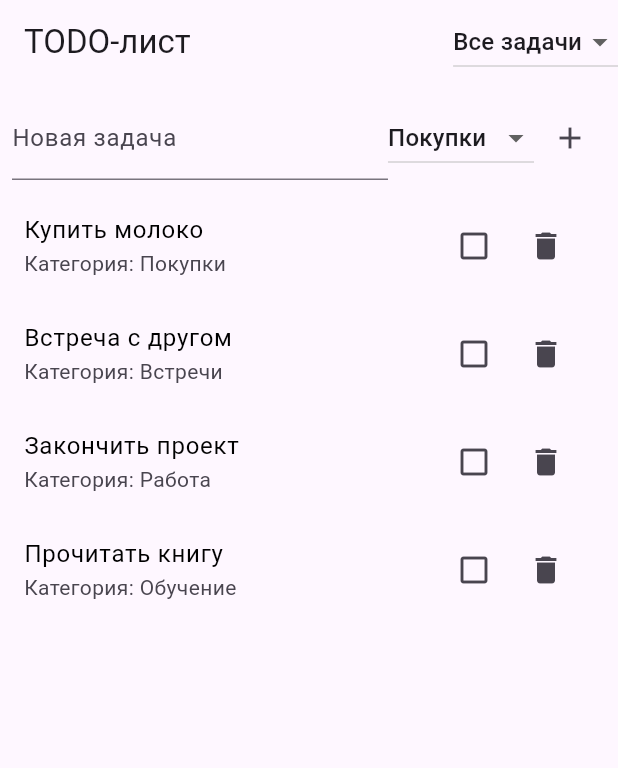
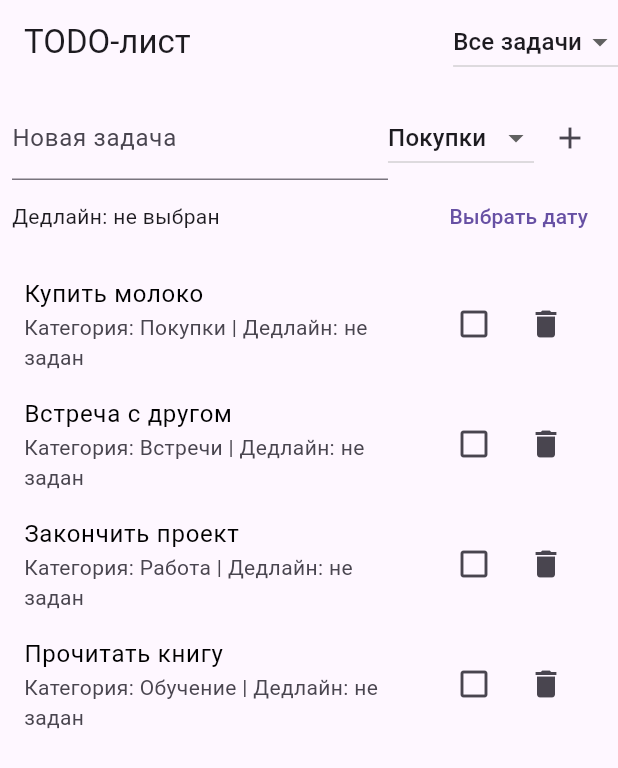
Before and after one commit to dokkaebi047/hw30, a Flutter app: the screen it shows after launch, after a tap on the "add" icon, on a phone screen of 412 x 824 dp. Shown: the top 768 px of the screen. Run offline on Flutter 3.47's test engine with Material 3 defaults, Android fonts, the light colour scheme and no system bars.

Commit message:
Добавил возможность выбора дедлайна при создании задачи и его отображение в списке. Если дедлайн не задан, он отображается как "не выбран".

```diff
--- a/lib/main.dart
+++ b/lib/main.dart
@@ -2,17 +2,8 @@ import 'package:flutter/material.dart';
 import 'screens/home_screens.dart';
 
 void main() {
-  runApp(const TodoApp());
+  runApp(MaterialApp(
+    theme: ThemeData(primarySwatch: Colors.blue),
+    home: HomeScreen(),
+  ));
 }
-
-class TodoApp extends StatelessWidget {
-  const TodoApp({super.key});
-
-  @override
-  Widget build(BuildContext context) {
-    return MaterialApp(
-      theme: ThemeData(primarySwatch: Colors.blue),
-      home: const HomeScreen(),
-    );
-  }
-}
--- a/lib/models/task.dart
+++ b/lib/models/task.dart
@@ -2,6 +2,20 @@ class Task {
   String title;
   bool isCompleted;
   String category;
+  DateTime? deadline;
 
-  Task({required this.title, this.isCompleted = false, required this.category});
+  Task({
+    required this.title,
+    this.isCompleted = false,
+    required this.category,
+    this.deadline,
+  });
+
+  String get formattedDeadline {
+    if (deadline == null) return 'не задан';
+
+    return '${deadline!.day.toString().padLeft(2, '0')}.'
+        '${deadline!.month.toString().padLeft(2, '0')}.'
+        '${deadline!.year}';
+  }
 }
--- a/lib/screens/home_screens.dart
+++ b/lib/screens/home_screens.dart
@@ -1,23 +1,21 @@
 import 'package:flutter/material.dart';
 import '../models/task.dart';
-import '../widgets/task_item.dart';
+import '../widgets/task_form.dart';
+import '../widgets/task_list.dart';
 
 class HomeScreen extends StatefulWidget {
-  const HomeScreen({super.key});
-
   @override
   _HomeScreenState createState() => _HomeScreenState();
 }
 
 class _HomeScreenState extends State<HomeScreen> {
-  final List<Task> tasks = [
+  List<Task> tasks = [
     Task(title: 'Купить молоко', category: 'Покупки'),
     Task(title: 'Встреча с другом', category: 'Встречи'),
     Task(title: 'Закончить проект', category: 'Работа'),
     Task(title: 'Прочитать книгу', category: 'Обучение'),
   ];
 
-  final TextEditingController taskController = TextEditingController();
   String selectedCategory = 'Все задачи';
   final List<String> categories = [
     'Все задачи',
@@ -26,15 +24,11 @@ class _HomeScreenState extends State<HomeScreen> {
     'Работа',
     'Обучение'
   ];
-  String newTaskCategory = 'Покупки';
 
-  void _addTask() {
-    if (taskController.text.isNotEmpty) {
-      setState(() {
-        tasks.add(Task(title: taskController.text, category: newTaskCategory));
-        taskController.clear();
-      });
-    }
+  void _addTask(Task task) {
+    setState(() {
+      tasks.add(task);
+    });
   }
 
   void _toggleTaskCompletion(int index) {
@@ -77,50 +71,12 @@ class _HomeScreenState extends State<HomeScreen> {
       ),
       body: Column(
         children: [
-          Padding(
-            padding: const EdgeInsets.all(8.0),
-            child: Row(
-              children: [
-                Expanded(
-                  child: TextField(
-                    controller: taskController,
-                    decoration:
-                        const InputDecoration(labelText: 'Новая задача'),
-                  ),
-                ),
-                DropdownButton<String>(
-                  value: newTaskCategory,
-                  onChanged: (String? newValue) {
-                    setState(() {
-                      newTaskCategory = newValue!;
-                    });
-                  },
-                  items: categories
-                      .sublist(1)
-                      .map<DropdownMenuItem<String>>((String category) {
-                    return DropdownMenuItem<String>(
-                      value: category,
-                      child: Text(category),
-                    );
-                  }).toList(),
-                ),
-                IconButton(
-                  icon: const Icon(Icons.add),
-                  onPressed: _addTask,
-                ),
-              ],
-            ),
-          ),
+          TaskForm(onAddTask: _addTask, categories: categories),
           Expanded(
-            child: ListView.builder(
-              itemCount: filteredTasks.length,
-              itemBuilder: (context, index) {
-                return TaskItem(
-                  task: filteredTasks[index],
-                  onToggle: () => _toggleTaskCompletion(index),
-                  onDelete: () => _deleteTask(index),
-                );
-              },
+            child: TaskList(
+              tasks: filteredTasks,
+              onToggleComplete: _toggleTaskCompletion,
+              onDeleteTask: _deleteTask,
             ),
           ),
         ],
--- /dev/null
+++ b/lib/widgets/task_form.dart
@@ -0,0 +1,98 @@
+import 'package:flutter/material.dart';
+import '../models/task.dart';
+
+class TaskForm extends StatefulWidget {
+  final Function(Task) onAddTask;
+  final List<String> categories;
+
+  const TaskForm({required this.onAddTask, required this.categories});
+
+  @override
+  _TaskFormState createState() => _TaskFormState();
+}
+
+class _TaskFormState extends State<TaskForm> {
+  final TextEditingController _taskController = TextEditingController();
+  String _selectedCategory = 'Покупки';
+  DateTime? _selectedDeadline;
+
+  Future<void> _selectDeadline(BuildContext context) async {
+    final DateTime? picked = await showDatePicker(
+      context: context,
+      initialDate: DateTime.now(),
+      firstDate: DateTime.now(),
+      lastDate: DateTime(2100),
+    );
+    if (picked != null) {
+      setState(() {
+        _selectedDeadline = picked;
+      });
+    }
+  }
+
+  void _submitTask() {
+    if (_taskController.text.isNotEmpty) {
+      widget.onAddTask(Task(
+        title: _taskController.text,
+        category: _selectedCategory,
+        deadline: _selectedDeadline,
+      ));
+      _taskController.clear();
+      setState(() {
+        _selectedDeadline = null;
+      });
+    }
+  }
+
+  @override
+  Widget build(BuildContext context) {
+    return Padding(
+      padding: const EdgeInsets.all(8.0),
+      child: Column(
+        children: [
+          Row(
+            children: [
+              Expanded(
+                child: TextField(
+                  controller: _taskController,
+                  decoration: const InputDecoration(labelText: 'Новая задача'),
+                ),
+              ),
+              DropdownButton<String>(
+                value: _selectedCategory,
+                onChanged: (String? newValue) {
+                  setState(() {
+                    _selectedCategory = newValue!;
+                  });
+                },
+                items: widget.categories
+                    .sublist(1)
+                    .map<DropdownMenuItem<String>>((String category) {
+                  return DropdownMenuItem<String>(
+                    value: category,
+                    child: Text(category),
+                  );
+                }).toList(),
+              ),
+              IconButton(icon: const Icon(Icons.add), onPressed: _submitTask),
+            ],
+          ),
+          Row(
+            mainAxisAlignment: MainAxisAlignment.spaceBetween,
+            children: [
+              Text(
+                _selectedDeadline == null
+                    ? 'Дедлайн: не выбран'
+                    : 'Дедлайн: ${_selectedDeadline!.day}.${_selectedDeadline!.month}.${_selectedDeadline!.year}',
+              ),
+              TextButton(
+                onPressed: () => _selectDeadline(context),
+                child: const Text('Выбрать дату'),
+              ),
+            ],
+          ),
+        ],
+      ),
+    );
+  }
+}
--- a/lib/widgets/task_item.dart
+++ b/lib/widgets/task_item.dart
@@ -3,15 +3,13 @@ import '../models/task.dart';
 
 class TaskItem extends StatelessWidget {
   final Task task;
-  final VoidCallback onToggle;
-  final VoidCallback onDelete;
+  final VoidCallback onToggleComplete;
+  final VoidCallback onDeleteTask;
 
-  const TaskItem({
-    super.key,
-    required this.task,
-    required this.onToggle,
-    required this.onDelete,
-  });
+  const TaskItem(
+      {required this.task,
+      required this.onToggleComplete,
+      required this.onDeleteTask});
 
   @override
   Widget build(BuildContext context) {
@@ -25,7 +23,8 @@ class TaskItem extends StatelessWidget {
           color: task.isCompleted ? Colors.grey : Colors.black,
         ),
       ),
-      subtitle: Text('Категория: ${task.category}'),
+      subtitle: Text(
+          'Категория: ${task.category} | Дедлайн: ${task.formattedDeadline}'),
       trailing: Row(
         mainAxisSize: MainAxisSize.min,
         children: [
@@ -33,11 +32,11 @@ class TaskItem extends StatelessWidget {
             icon: Icon(task.isCompleted
                 ? Icons.check_box
                 : Icons.check_box_outline_blank),
-            onPressed: onToggle,
+            onPressed: onToggleComplete,
           ),
           IconButton(
             icon: const Icon(Icons.delete),
-            onPressed: onDelete,
+            onPressed: onDeleteTask,
           ),
         ],
       ),
--- /dev/null
+++ b/lib/widgets/task_list.dart
@@ -0,0 +1,28 @@
+import 'package:flutter/material.dart';
+import '../models/task.dart';
+import 'task_item.dart';
+
+class TaskList extends StatelessWidget {
+  final List<Task> tasks;
+  final Function(int) onToggleComplete;
+  final Function(int) onDeleteTask;
+
+  const TaskList(
+      {required this.tasks,
+      required this.onToggleComplete,
+      required this.onDeleteTask});
+
+  @override
+  Widget build(BuildContext context) {
+    return ListView.builder(
+      itemCount: tasks.length,
+      itemBuilder: (context, index) {
+        return TaskItem(
+          task: tasks[index],
+          onToggleComplete: () => onToggleComplete(index),
+          onDeleteTask: () => onDeleteTask(index),
+        );
+      },
+    );
+  }
+}
--- a/pubspec.yaml
+++ b/pubspec.yaml
@@ -30,6 +30,7 @@ environment:
 dependencies:
   flutter:
     sdk: flutter
+
 
 
   # The following adds the Cupertino Icons font to your application.
```
Also changed, not shown: 1 other file.
